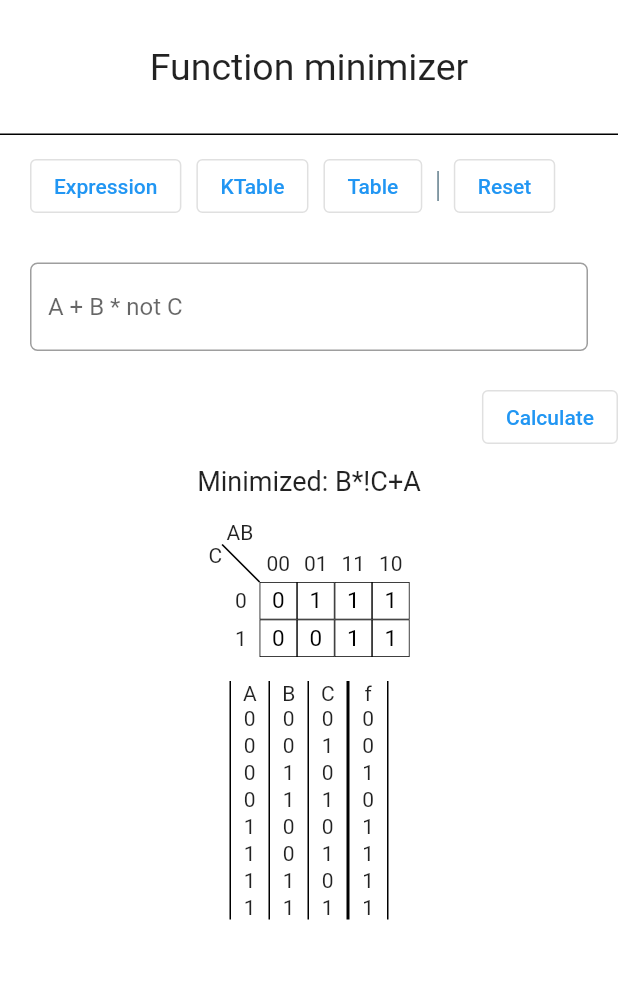
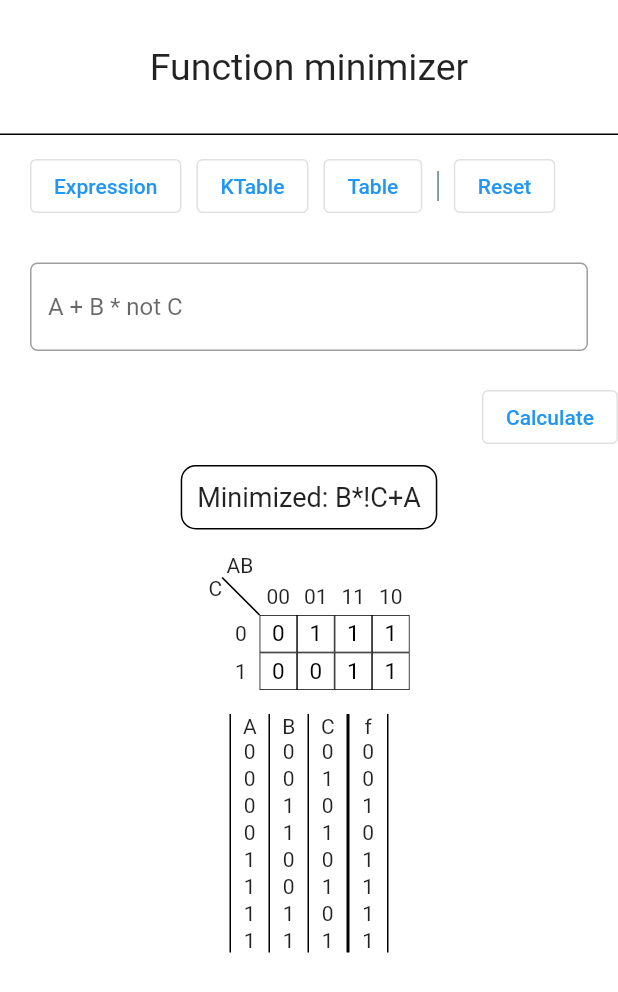
Before and after one commit to FranMaric/diglog, a Flutter app: the screen it shows after launch, on a phone screen of 412 x 824 dp. Shown: the top 992 px of the screen. Run offline on Flutter 3.47's test engine with Material 2 defaults, Android fonts, the phone set to English and light mode, and no system bars.

Commit message:
Added border to OutputExpression

```diff
--- a/lib/widgets/OutputExpression.dart
+++ b/lib/widgets/OutputExpression.dart
@@ -12,6 +12,15 @@ class OutputExpression extends StatelessWidget {
     String expression = statesToExpression(states, varNames);
 
     return Container(
+      decoration: BoxDecoration(
+        borderRadius: BorderRadius.all(Radius.circular(10.0)),
+        color: Colors.white70,
+        border: Border.all(
+          color: Colors.black,
+          width: 1,
+        ),
+      ),
+      padding: EdgeInsets.all(10.0),
       child: Text(
         "Minimized: " + expression,
         style: TextStyle(
```
